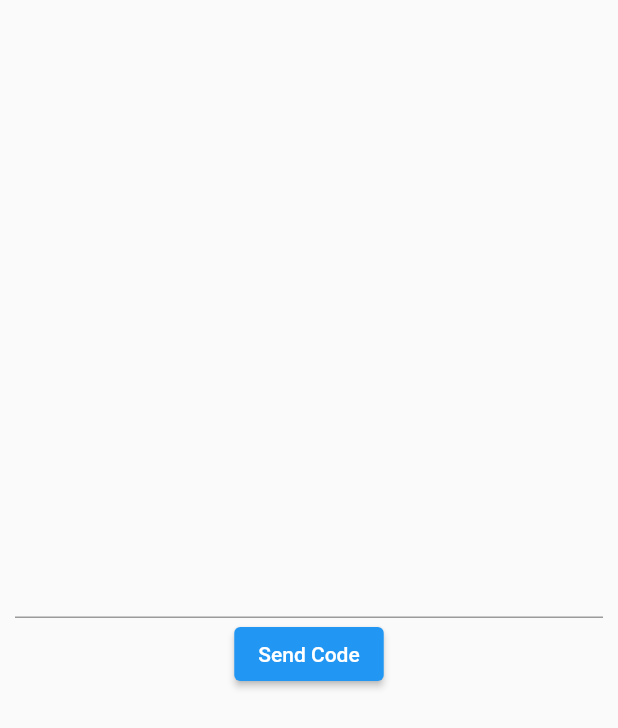
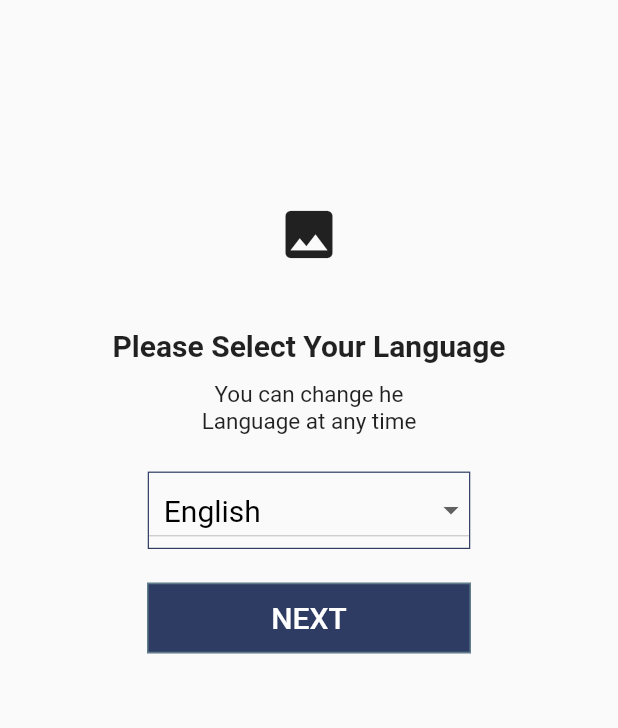
Before and after one commit to dawarepramod4/phone_authentication, a Flutter app: the screen it shows after launch, on a phone screen of 412 x 824 dp. Shown: the top 728 px of the screen. Run offline on Flutter 3.47's test engine with Material 2 defaults, Android fonts, the phone set to English and light mode, and no system bars; our stand-ins replace hexcolor.

Commit message:
LanguageScreen Completed

```diff
--- a/lib/Pages/LoginPage.dart
+++ b/lib/Pages/LoginPage.dart
@@ -1,4 +1,8 @@
+import 'package:flutter/cupertino.dart';
 import 'package:flutter/material.dart';
+import 'package:hexcolor/hexcolor.dart';
+
+enum loginstate { selectLanguage, mobileForm, otpForm }
 
 class LoginPage extends StatefulWidget {
   const LoginPage({Key? key}) : super(key: key);
@@ -8,24 +12,140 @@ class LoginPage extends StatefulWidget {
 }
 
 class _LoginPageState extends State<LoginPage> {
+  final currentState = loginstate.selectLanguage;
+
   @override
   Widget build(BuildContext context) {
     return Scaffold(
       body: Container(
-        child: getMobileNumberWidget(context),
+        child: getLanguageWiidget(context),
       ),
     );
   }
 }
 
+getLanguageWiidget(context) {
+  return Scaffold(
+    body: SafeArea(
+      child: Container(
+          child: Column(
+        children: [
+          const SizedBox(
+            height: 135,
+          ),
+          const SizedBox(
+              height: 42,
+              child: Icon(
+                Icons.image,
+                size: 42,
+              )),
+          const SizedBox(
+            height: 42,
+          ),
+          const Text(
+            "Please Select Your Language",
+            style: TextStyle(fontWeight: FontWeight.bold, fontSize: 20),
+          ),
+          const SizedBox(height: 12),
+          const SizedBox(
+            width: 184,
+            child: Flexible(
+              child: Text(
+                "You can change he Language at any time",
+                textAlign: TextAlign.center,
+                style: TextStyle(fontWeight: FontWeight.w400, fontSize: 15),
+              ),
+            ),
+          ),
+          const SizedBox(height: 24.4),
+          Center(
+              child: Container(
+                  width: 215,
+                  decoration: BoxDecoration(
+                      borderRadius: BorderRadius.zero,
+                      border: Border.all(
+                          color: HexColor('#2E3B62'),
+                          style: BorderStyle.solid,
+                          width: 0.80)),
+                  //padding: const EdgeInsets.fromLTRB(75.2, 0, 75.2, 0),
+                  child: const MyStatefulWidget())),
+          const SizedBox(
+            height: 22.5,
+          ),
+          SizedBox(
+            height: 47,
+            width: 216,
+            child: TextButton(
+              onPressed: () {},
+              child: const Text(
+                "NEXT",
+                style: TextStyle(color: Colors.white, fontSize: 20),
+              ),
+              style: ButtonStyle(
+                  backgroundColor:
+                      MaterialStateProperty.all<Color>(HexColor('#2E3B62')),
+                  shape: MaterialStateProperty.all<RoundedRectangleBorder>(
+                      const RoundedRectangleBorder(
+                          borderRadius: BorderRadius.zero,
+                          side: BorderSide(color: Colors.blueGrey)))),
+            ),
+          ),
+        ],
+      )),
+    ),
+  );
+}
+
+// Drop Down Menu
+class MyStatefulWidget extends StatefulWidget {
+  const MyStatefulWidget({Key? key}) : super(key: key);
+
+  @override
+  State<MyStatefulWidget> createState() => _MyStatefulWidgetState();
+}
+
+class _MyStatefulWidgetState extends State<MyStatefulWidget> {
+  String dropdownValue = 'English';
+
+  @override
+  Widget build(BuildContext context) {
+    return DropdownButton<String>(
+      itemHeight: 50,
+      isExpanded: true,
+      value: dropdownValue,
+      icon: const Icon(Icons.arrow_drop_down),
+      elevation: 0,
+      style: const TextStyle(
+        color: Colors.black,
+        fontSize: 20,
+      ),
+      onChanged: (String? newValue) {
+        setState(() {
+          dropdownValue = newValue!;
+        });
+      },
+      items: <String>['English', 'Marathi', 'Hindi']
+          .map<DropdownMenuItem<String>>((String value) {
+        return DropdownMenuItem<String>(
+          value: value,
+          child: Text("  " + value),
+        );
+      }).toList(),
+    );
+  }
+}
+
+// getting mobile number
 getMobileNumberWidget(context) {
   return Container(
-      padding: EdgeInsets.all(10),
+      padding: const EdgeInsets.all(10),
       child: Column(
         children: [
-          Spacer(),
-          TextFormField(),
-          ElevatedButton(onPressed: () {}, child: Text("Send Code")),
+          const Spacer(),
+          const TextField(
+              decoration: InputDecoration(hintText: "Phone Number")),
+          ElevatedButton(onPressed: () {}, child: const Text("Send Code")),
+          // ignore: prefer_const_constructors
           Spacer()
         ],
       ));
--- /dev/null
+++ b/lib/Pages/verifyPhone.dart
@@ -0,0 +1,13 @@
+import 'package:flutter/cupertino.dart';
+
+// ignore: camel_case_types
+class Verify_Phone extends StatelessWidget {
+
+
+  @override
+  Widget build(BuildContext context) {
+    return Container(
+
+    );
+  }
+}
--- a/pubspec.yaml
+++ b/pubspec.yaml
@@ -37,6 +37,7 @@ dependencies:
   firebase: ^9.0.2
   firebase_auth: ^3.3.14
   firebase_core: ^1.14.1
+  hexcolor: ^2.0.6
 
 dev_dependencies:
   flutter_test:
```
Also changed, not shown: pubspec.lock.
